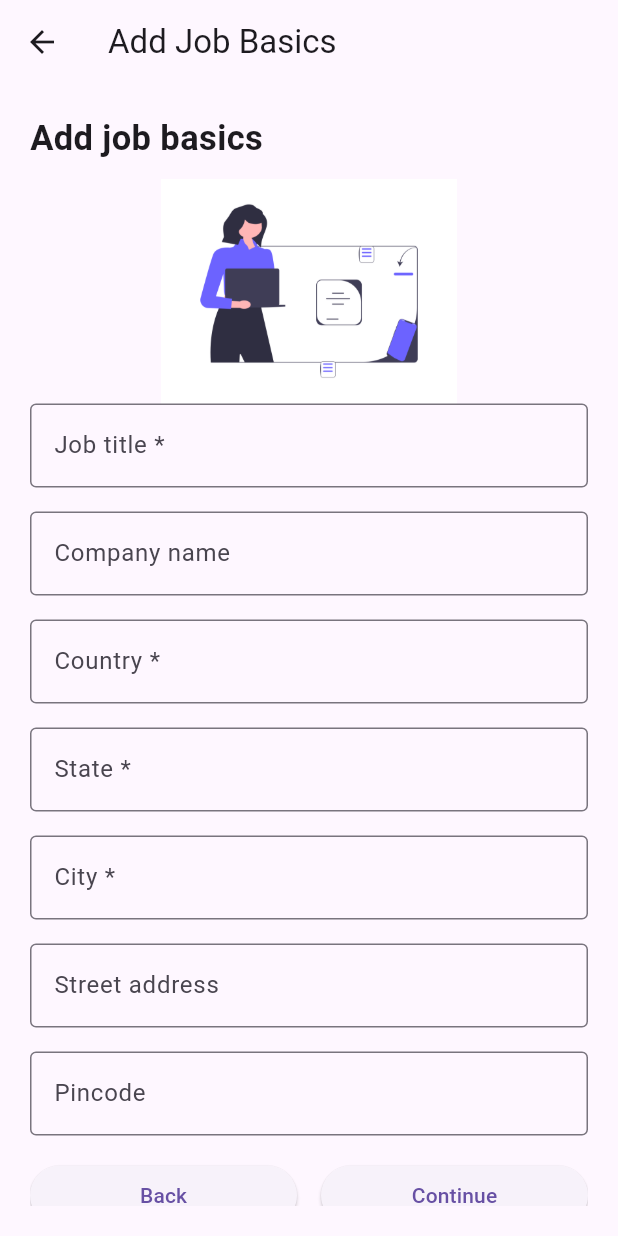
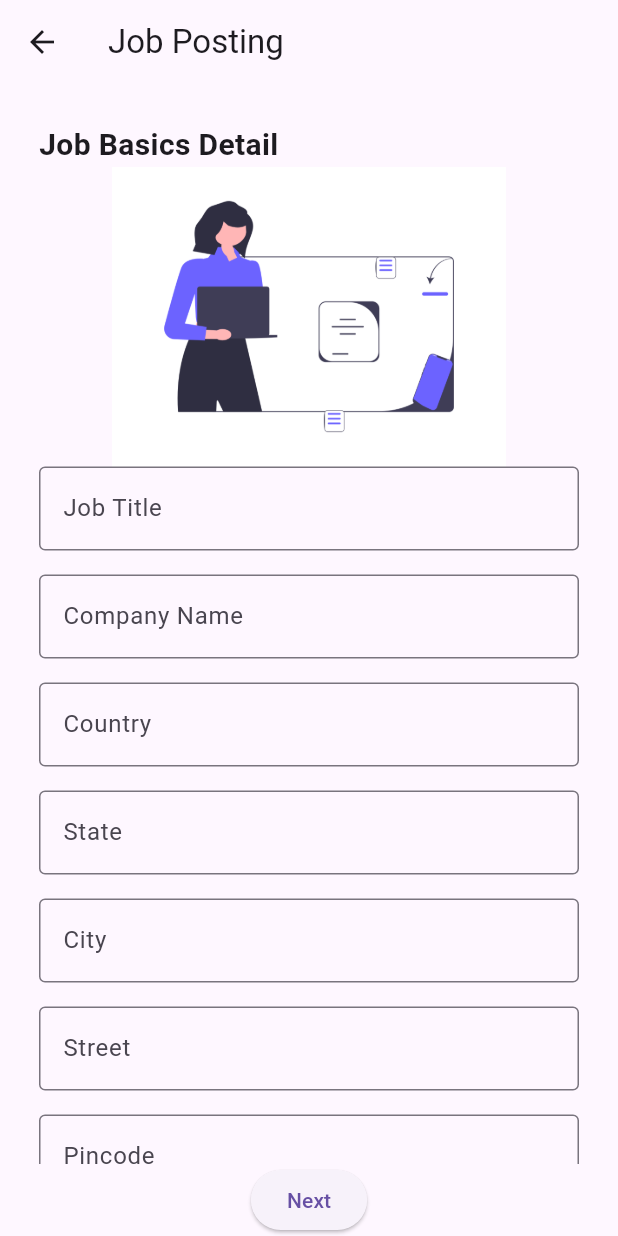
Before and after one commit to BanteiNongsiej/CareerHub-Connect-App, a Flutter app: the AddJobScreen screen opened by its route, after a tap on the "add" icon, on a phone screen of 412 x 824 dp. Run offline on Flutter 3.47's test engine with Material 3 defaults, Android fonts, the phone set to English and light mode, and no system bars; our stand-ins replace animated_splash_screen, email_validator, flutter_typeahead, font_awesome_flutter, image_picker, page_transition and 3 more; missing offline and left inert: animated_snack_bar; accounts and stored records are empty; network calls fail.

Commit message:
still posting job

```diff
--- a/carreerhub/lib/Add Job/add_job.dart
+++ b/carreerhub/lib/Add Job/add_job.dart
@@ -87,20 +87,25 @@ class _AddJobScreenState extends State<AddJobScreen> {
                           width: double.infinity,
                           child: ElevatedButton(
                             style: ButtonStyle(
-                              backgroundColor: MaterialStateProperty.all<Color>(Color.fromARGB(255, 34, 89, 134)),
+                              backgroundColor: MaterialStateProperty.all<Color>(
+                                  Color.fromARGB(255, 34, 89, 134)),
                               alignment: Alignment.center,
-                                shape: MaterialStateProperty.all<RoundedRectangleBorder>(
-                                  RoundedRectangleBorder(
-                                    borderRadius: BorderRadius.all(Radius.circular(5)),
+                              shape: MaterialStateProperty.all<
+                                  RoundedRectangleBorder>(
+                                RoundedRectangleBorder(
+                                  borderRadius:
+                                      BorderRadius.all(Radius.circular(5)),
                                 ),
                               ),
                             ),
                             onPressed: () {
                               Navigator.pushNamed(context, '/jobpostbasic');
                             },
-                            child: Text("Post a free job*",
-                              style: TextStyle(color: Colors.white, fontSize: 18),
-                              ),
+                            child: Text(
+                              "Post a free job*",
+                              style:
+                                  TextStyle(color: Colors.white, fontSize: 18),
+                            ),
                           ),
                         ),
                         Image.asset(
@@ -120,7 +125,7 @@ class _AddJobScreenState extends State<AddJobScreen> {
                 ),
       floatingActionButton: FloatingActionButton(
         onPressed: () {
-          Navigator.pushNamed(context, '/jobpostbasic');
+          Navigator.pushNamed(context, '/jobpost');
         },
         child: Icon(Icons.add),
       ),
@@ -192,8 +197,9 @@ class _JobCardState extends State<JobCard> {
                       const FaIcon(FontAwesomeIcons.locationDot, size: 14.0),
                       const SizedBox(width: 4.0),
                       Flexible(
-                        child: Text(widget.job.address,
-                          overflow:TextOverflow.ellipsis,
+                        child: Text(
+                          widget.job.address,
+                          overflow: TextOverflow.ellipsis,
                         ),
                       ),
                     ],
@@ -213,7 +219,10 @@ class _JobCardState extends State<JobCard> {
                       ),
                     ],
                   ),
-                  Text(widget.job.description,overflow: TextOverflow.ellipsis,),
+                  Text(
+                    widget.job.description,
+                    overflow: TextOverflow.ellipsis,
+                  ),
                 ],
               ),
               IconButton(
--- /dev/null
+++ b/carreerhub/lib/Add Job/job_post.dart
@@ -0,0 +1,587 @@
+import 'package:carreerhub/GetuserId.dart';
+import 'package:flutter/material.dart';
+import 'package:intl/intl.dart';
+
+class JobPost extends StatefulWidget {
+  @override
+  _JobPostState createState() => _JobPostState();
+}
+
+class _JobPostState extends State<JobPost> {
+  final PageController _pageController = PageController(initialPage: 0);
+  int _currentPage = 0;
+  final formKey = GlobalKey<FormState>();
+  int user_id = 0;
+  String? selectedPaymentMethod = 'Range';
+
+  Future getUserId() async {
+    user_id = await UserIdStorage.getUserId() as int;
+  }
+
+  final job_titleController = TextEditingController();
+  final company_nameControlller = TextEditingController();
+  final countryController = TextEditingController();
+  final stateController = TextEditingController();
+  final cityController = TextEditingController();
+  final streetController = TextEditingController();
+  final pincodeController = TextEditingController();
+  final job_typeController = TextEditingController();
+  final shift_typeController = TextEditingController();
+  final no_peopleController = TextEditingController();
+  final experience_reqController = TextEditingController();
+  final qualification_reqController = TextEditingController();
+  final skillController = TextEditingController();
+  final descriptionController = TextEditingController();
+  final min_salaryController = TextEditingController();
+  final max_salaryController = TextEditingController();
+  final salary_periodController = TextEditingController();
+
+  // Data fields for users
+  String job_title = '';
+  String company_name = '';
+  String city = '';
+  String street = '';
+  String state = '';
+  String country = 'India';
+  String pincode = '';
+  String min_salary = '';
+  String max_salary = '';
+  String salary_period = 'Per Month';
+  String job_type = 'Select an option';
+  String shift_type = 'Select an option';
+  String no_people = '';
+  String experience_req = '';
+  String qualification_req = '';
+  String description = '';
+  String skill = '';
+
+  final Map<String, List<String>> states = {
+    'India': [
+      'Andhra Pradesh',
+      'Arunachal Pradesh',
+      'Assam',
+      'Bihar',
+      'Chhattisgarh',
+      'Goa',
+      'Gujarat',
+      'Haryana',
+      'Himachal Pradesh',
+      'Jharkhand',
+      'Karnataka',
+      'Kerala',
+      'Madhya Pradesh',
+      'Maharashtra',
+      'Manipur',
+      'Meghalaya',
+      'Mizoram',
+      'Nagaland',
+      'Odisha',
+      'Punjab',
+      'Rajasthan',
+      'Sikkim',
+      'Tamil Nadu',
+      'Telangana',
+      'Tripura',
+      'Uttar Pradesh',
+      'Uttarakhand',
+      'West Bengal'
+    ],
+  };
+  final Map<String, Map<String, List<String>>> cities = {
+    'India': {
+      'Andhra Pradesh': [
+        'Visakhapatnam',
+        'Vijayawada',
+        'Guntur',
+        'Nellore',
+        'Kurnool',
+        'Rajahmundry',
+        'Tirupati'
+      ],
+      'Arunachal Pradesh': ['Itanagar', 'Tawang', 'Pasighat'],
+      'Assam': ['Guwahati', 'Silchar', 'Dibrugarh', 'Jorhat'],
+      'Bihar': ['Patna', 'Gaya', 'Bhagalpur', 'Muzaffarpur'],
+      'Chhattisgarh': ['Raipur', 'Bhilai', 'Korba', 'Bilaspur'],
+      'Goa': ['Panaji', 'Margao', 'Vasco da Gama'],
+      'Gujarat': ['Ahmedabad', 'Surat', 'Vadodara', 'Rajkot'],
+      'Haryana': ['Gurugram', 'Faridabad', 'Panipat', 'Ambala'],
+      'Himachal Pradesh': ['Shimla', 'Dharamshala', 'Manali'],
+      'Jharkhand': ['Ranchi', 'Jamshedpur', 'Dhanbad', 'Bokaro'],
+      'Karnataka': ['Bengaluru', 'Mysuru', 'Mangaluru', 'Hubballi'],
+      'Kerala': ['Thiruvananthapuram', 'Kochi', 'Kozhikode', 'Thrissur'],
+      'Madhya Pradesh': ['Bhopal', 'Indore', 'Gwalior', 'Jabalpur'],
+      'Maharashtra': [
+        'Mumbai',
+        'Pune',
+        'Nagpur',
+        'Nashik',
+        'Aurangabad',
+        'Solapur'
+      ],
+      'Manipur': ['Imphal', 'Churachandpur', 'Thoubal'],
+      'Meghalaya': ['Shillong', 'Tura', 'Nongpoh'],
+      'Mizoram': ['Aizawl', 'Lunglei', 'Champhai'],
+      'Nagaland': ['Kohima', 'Dimapur', 'Mokokchung'],
+      'Odisha': ['Bhubaneswar', 'Cuttack', 'Rourkela', 'Puri'],
+      'Punjab': ['Chandigarh', 'Ludhiana', 'Amritsar', 'Jalandhar'],
+      'Rajasthan': ['Jaipur', 'Jodhpur', 'Udaipur', 'Kota'],
+      'Sikkim': ['Gangtok', 'Namchi', 'Geyzing'],
+      'Tamil Nadu': ['Chennai', 'Coimbatore', 'Madurai', 'Tiruchirappalli'],
+      'Telangana': ['Hyderabad', 'Warangal', 'Nizamabad', 'Khammam'],
+      'Tripura': ['Agartala', 'Udaipur', 'Dharmanagar'],
+      'Uttar Pradesh': [
+        'Lucknow',
+        'Kanpur',
+        'Ghaziabad',
+        'Agra',
+        'Varanasi',
+        'Meerut',
+        'Prayagraj',
+        'Noida'
+      ],
+      'Uttarakhand': ['Dehradun', 'Haridwar', 'Roorkee'],
+      'West Bengal': ['Kolkata', 'Howrah', 'Durgapur', 'Asansol'],
+    },
+  };
+
+  void nextPage() {
+    if (_currentPage < 2) {
+      _pageController.nextPage(
+        duration: Duration(milliseconds: 300),
+        curve: Curves.ease,
+      );
+      setState(() {
+        _currentPage++;
+      });
+    }
+  }
+
+  void previousPage() {
+    if (_currentPage > 0) {
+      _pageController.previousPage(
+        duration: Duration(milliseconds: 300),
+        curve: Curves.ease,
+      );
+      setState(() {
+        _currentPage--;
+      });
+    }
+  }
+
+  @override
+  Widget build(BuildContext context) {
+    return Scaffold(
+      appBar: AppBar(
+        title: Text('Job Posting'),
+      ),
+      body: SingleChildScrollView(
+        child: Container(
+          height: MediaQuery.of(context).size.height -
+              AppBar().preferredSize.height -
+              MediaQuery.of(context).padding.top,
+          padding: EdgeInsets.all(16),
+          child: PageView(
+            controller: _pageController,
+            physics: NeverScrollableScrollPhysics(),
+            children: [
+              JobBasicsDetails(),
+              JobDetailsPage(),
+              SalaryDetailsPage(),
+            ],
+          ),
+        ),
+      ),
+      bottomNavigationBar: Row(
+        mainAxisAlignment: MainAxisAlignment.spaceEvenly,
+        children: [
+          if (_currentPage != 0)
+            ElevatedButton(
+              onPressed: previousPage,
+              child: Text('Previous'),
+            ),
+          if (_currentPage != 2)
+            ElevatedButton(
+              onPressed: nextPage,
+              child: Text('Next'),
+            ),
+          if (_currentPage == 2)
+            ElevatedButton(
+              onPressed: () {
+                if (formKey.currentState!.validate()) {
+                  formKey.currentState!.save();
+                  Navigator.pushNamed(context, '/reviewresume');
+                }
+              },
+              child: Text('Review'),
+            ),
+        ],
+      ),
+    );
+  }
+
+  Widget JobBasicsDetails() {
+    return SingleChildScrollView(
+      child: Padding(
+        padding: EdgeInsets.all(10),
+        child: Column(
+          crossAxisAlignment: CrossAxisAlignment.start,
+          children: [
+            Text('Job Basics Detail',
+                style: TextStyle(fontSize: 20, fontWeight: FontWeight.bold)),
+            Image.asset(
+              'images/job_basics.png',
+              width: double.infinity,
+              height: 200,
+            ),
+            TextFormField(
+              controller: job_titleController,
+              keyboardType: TextInputType.name,
+              decoration: InputDecoration(
+                labelText: 'Job Title',
+                border: OutlineInputBorder(),
+              ),
+              onChanged: (value) => job_title = value,
+            ),
+            SizedBox(height: 16),
+            TextFormField(
+              controller: company_nameControlller,
+              keyboardType: TextInputType.name,
+              decoration: InputDecoration(
+                labelText: 'Company Name',
+                border: OutlineInputBorder(),
+              ),
+              onChanged: (value) => company_name = value,
+            ),
+            SizedBox(height: 16),
+            TextFormField(
+              controller: countryController,
+              keyboardType: TextInputType.name,
+              decoration: InputDecoration(
+                labelText: 'Country',
+                border: OutlineInputBorder(),
+              ),
+              onChanged: (value) => country = value,
+            ),
+            SizedBox(height: 16),
+            TextFormField(
+              controller: countryController,
+              keyboardType: TextInputType.name,
+              decoration: InputDecoration(
+                labelText: 'State',
+                border: OutlineInputBorder(),
+              ),
+              onChanged: (value) => state = value,
+            ),
+            SizedBox(height: 16),
+            TextFormField(
+              controller: countryController,
+              keyboardType: TextInputType.name,
+              decoration: InputDecoration(
+                labelText: 'City',
+                border: OutlineInputBorder(),
+              ),
+              onChanged: (value) => city = value,
+            ),
+            SizedBox(height: 16),
+            TextFormField(
+              controller: countryController,
+              keyboardType: TextInputType.name,
+              decoration: InputDecoration(
+                labelText: 'Street',
+                border: OutlineInputBorder(),
+              ),
+              onChanged: (value) => street = value,
+            ),
+            SizedBox(height: 16),
+            TextFormField(
+              controller: countryController,
+              keyboardType: TextInputType.number,
+              decoration: InputDecoration(
+                labelText: 'Pincode',
+                border: OutlineInputBorder(),
+              ),
+              onChanged: (value) => pincode = value,
+            ),
+          ],
+        ),
+      ),
+    );
+  }
+
+  Widget JobDetailsPage() {
+    return SingleChildScrollView(
+      child: Padding(
+        padding: EdgeInsets.all(16),
+        child: Column(
+          crossAxisAlignment: CrossAxisAlignment.start,
+          children: [
+            Image.asset(
+              'images/working.png',
+              width: double.infinity,
+              height: 175,
+            ),
+            SizedBox(
+              height: 16,
+            ),
+            DropdownButtonFormField<String>(
+              value: job_type,
+              decoration: InputDecoration(
+                labelText: 'Job Type *',
+                border: OutlineInputBorder(),
+              ),
+              items: [
+                'Select an option',
+                'Full-time',
+                'Permanent',
+                'Part-time',
+                'Temporary'
+              ].map((type) {
+                return DropdownMenuItem<String>(
+                  value: type,
+                  child: Text(type),
+                );
+              }).toList(),
+              onChanged: (value) {
+                setState(() {
+                  job_type = value!;
+                });
+              },
+              validator: (value) {
+                if (value == 'Select an option') {
+                  return 'Please select a job type';
+                }
+                return null;
+              },
+            ),
+            SizedBox(height: 16),
+            DropdownButtonFormField<String>(
+              value: shift_type,
+              decoration: InputDecoration(
+                labelText: 'Shift Type *',
+                border: OutlineInputBorder(),
+              ),
+              items: [
+                'Select an option',
+                'Day Shift',
+                'Night Shift',
+                'Flexible Shift'
+              ].map((type) {
+                return DropdownMenuItem<String>(
+                  value: type,
+                  child: Text(type),
+                );
+              }).toList(),
+              onChanged: (value) {
+                setState(() {
+                  shift_type = value!;
+                });
+              },
+              validator: (value) {
+                if (value == 'Select an option') {
+                  return 'Please select a shift type';
+                }
+                return null;
+              },
+            ),
+            SizedBox(height: 16),
+            TextFormField(
+              keyboardType: TextInputType.number,
+              controller: no_peopleController,
+              decoration: InputDecoration(
+                labelText: 'Number of People to Hire *',
+                border: OutlineInputBorder(),
+              ),
+              validator: (value) {
+                if (value == null || value.isEmpty) {
+                  return 'Please enter the number of people to hire';
+                }
+                return null;
+              },
+              onChanged: (value) {
+                no_people = value;
+              },
+            ),
+            SizedBox(height: 16),
+            TextFormField(
+              keyboardType: TextInputType.number,
+              controller: experience_reqController,
+              decoration: InputDecoration(
+                labelText: 'Number of Years of Experience',
+                border: OutlineInputBorder(),
+              ),
+              onChanged: (value) {
+                experience_req = value;
+              },
+            ),
+            SizedBox(height: 16),
+            TextFormField(
+              controller: qualification_reqController,
+              keyboardType: TextInputType.name,
+              decoration: InputDecoration(
+                labelText: 'Qualifications Required',
+                border: OutlineInputBorder(),
+              ),
+              onChanged: (value) {
+                qualification_req = value;
+              },
+            ),
+            SizedBox(height: 16),
+            TextFormField(
+              controller: skillController,
+              keyboardType: TextInputType.name,
+              decoration: InputDecoration(
+                labelText: 'Skills Required',
+                border: OutlineInputBorder(),
+              ),
+              onChanged: (value) {
+                skill = value;
+              },
+            ),
+            SizedBox(height: 16),
+            TextFormField(
+              maxLines: null,
+              keyboardType: TextInputType.multiline,
+              decoration: InputDecoration(
+                labelText: 'Job Description',
+                border: OutlineInputBorder(),
+              ),
+              onChanged: (value) {
+                description = value;
+              },
+            ),
+          ],
+        ),
+      ),
+    );
+  }
+
+  Widget SalaryDetailsPage() {
+    return SingleChildScrollView(
+      child: Padding(
+        padding: const EdgeInsets.all(20.0),
+        child: Form(
+          key: formKey,
+          child: Column(
+            crossAxisAlignment: CrossAxisAlignment.start,
+            children: <Widget>[
+              Text(
+                'Add Salary details',
+                style: TextStyle(fontSize: 23, fontWeight: FontWeight.bold),
+              ),
+              SizedBox(height: 16),
+              Image.asset(
+                'images/job_salary.png',
+                width: double.infinity,
+                height: 150,
+              ),
+              Text(
+                'Show Pay By',
+                style: TextStyle(fontSize: 18, fontWeight: FontWeight.bold),
+              ),
+              SizedBox(height: 10),
+              DropdownButtonFormField<String>(
+                value: selectedPaymentMethod,
+                onChanged: (value) {
+                  setState(() {
+                    selectedPaymentMethod = value;
+                  });
+                },
+                items: ['Range', 'Exact Amount']
+                    .map((method) => DropdownMenuItem<String>(
+                          value: method,
+                          child: Text(method),
+                        ))
+                    .toList(),
+                decoration: InputDecoration(
+                  border: OutlineInputBorder(),
+                ),
+              ),
+              SizedBox(height: 20),
+              if (selectedPaymentMethod == 'Range') ...[
+                TextFormField(
+                  keyboardType: TextInputType.number,
+                  decoration: InputDecoration(
+                    labelText: 'Minimum Salary',
+                    border: OutlineInputBorder(),
+                  ),
+                  validator: (value) {
+                    if (value == null || value.isEmpty) {
+                      return 'Please enter the minimum salary';
+                    }
+                    return null;
+                  },
+                  onChanged: (value) {
+                    min_salary = value;
+                  },
+                ),
+                SizedBox(height: 16),
+                TextFormField(
+                  keyboardType: TextInputType.number,
+                  controller: min_salaryController,
+                  decoration: InputDecoration(
+                    labelText: 'Maximum Salary',
+                    border: OutlineInputBorder(),
+                  ),
+                  validator: (value) {
+                    if (value == null || value.isEmpty) {
+                      return 'Please enter the maximum salary';
+                    }
+                    return null;
+                  },
+                  onChanged: (value) {
+                    max_salary = value;
+                  },
+                ),
+              ],
+              if (selectedPaymentMethod == 'Exact Amount')
+                TextFormField(
+                  controller: min_salaryController,
+                  keyboardType: TextInputType.number,
+                  decoration: InputDecoration(
+                    labelText: 'Salary',
+                    border: OutlineInputBorder(),
+                  ),
+                  validator: (value) {
+                    if (value == null || value.isEmpty) {
+                      return 'Please enter the salary';
+                    }
+                    return null;
+                  },
+                  onChanged: (value) {
+                    min_salary = value;
+                    max_salary = value;
+                  },
+                ),
+              SizedBox(height: 16),
+              DropdownButtonFormField<String>(
+                value: salary_period,
+                decoration: InputDecoration(
+                  labelText: 'Salary Period',
+                  border: OutlineInputBorder(),
+                ),
+                items: ['Per Month', 'Per Week', 'Per Day', 'Per Hour']
+                    .map((period) {
+                  return DropdownMenuItem<String>(
+                    value: period,
+                    child: Text(period),
+                  );
+                }).toList(),
+                onChanged: (value) {
+                  setState(() {
+                    salary_period = value!;
+                  });
+                },
+                validator: (value) {
+                  if (value == null || value.isEmpty) {
+                    return 'Please select a salary period';
+                  }
+                  return null;
+                },
+              ),
+            ],
+          ),
+        ),
+      ),
+    );
+  }
+}
--- a/carreerhub/lib/main.dart
+++ b/carreerhub/lib/main.dart
@@ -2,6 +2,7 @@
 
 import 'package:carreerhub/Add%20Job/add_job.dart';
 import 'package:carreerhub/Add%20Job/add_job_salary.dart';
+import 'package:carreerhub/Add%20Job/job_post.dart';
 import 'package:carreerhub/Add%20Job/job_post_basic.dart';
 import 'package:carreerhub/Add%20Job/job_post_details.dart';
 import 'package:carreerhub/Home/bookmarkjob.dart';
@@ -59,6 +60,7 @@ class MyApp extends StatelessWidget {
         '/jobpostform': (context) => JobPostFormScreen(),
         '/jobpostbasic': (context) => JobPostBasic(),
         '/jobpostdetails': (context) => JobPostDetails(),
+        '/jobpost':(context)=> JobPost(),
         '/jobpostsalary': (context) => JobPostSalary(),
         '/bookmarkjob': (context) => JobBookmarkScreen(),
         '/jobdetails': (context) => JobDetails(jobId: ModalRoute.of(context)!.settings.arguments as int),
--- a/carreerhub/pubspec.yaml
+++ b/carreerhub/pubspec.yaml
@@ -53,6 +53,9 @@ dependencies:
   image_picker: ^1.0.8
   image_cropper: ^6.0.0
   get: any
+
+
+
 
 dev_dependencies:
   flutter_test:
```
Also changed, not shown: carreerhub/lib/Add Job/job_post_details.dart (+11 -10 lines), carreerhub/lib/Home/home_page.dart (+37 -23 lines), carreerhub/lib/Profile/profile.dart (+5 -2 lines), 6 other files.
